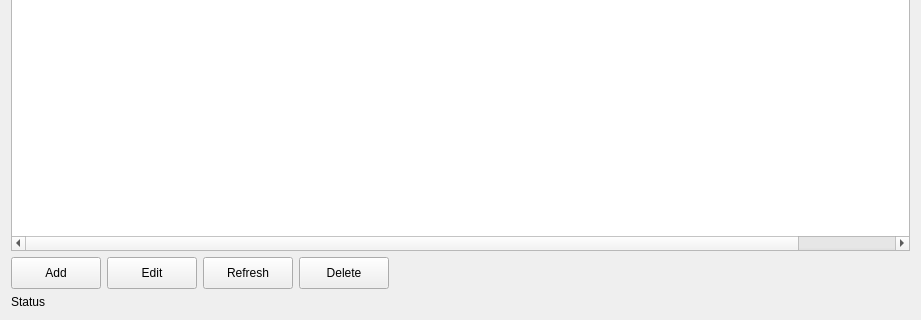
Qt form app/ui/forms/work_orders_page.ui (Apie-dup/MaintenanceSystem) before a commit; both pictures show x 0 to 921 and y 389 to 709 of the 921 by 709 pixel window.
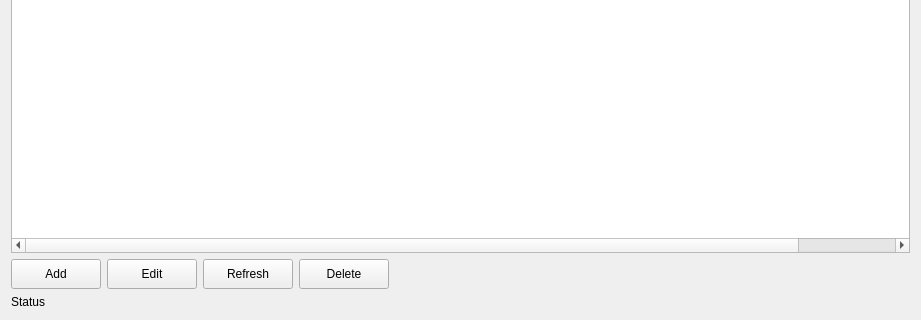
The same form after that commit.

Commit message: Add UI components for Preventive Maintenance and related pages, including table structures and buttons

The edit to the form file:
```diff
--- a/app/ui/forms/work_orders_page.ui
+++ b/app/ui/forms/work_orders_page.ui
@@ -47,6 +47,15 @@
    </item>
    <item>
     <widget class="QTableWidget" name="tblWorkOrders">
+     <property name="alternatingRowColors">
+      <bool>true</bool>
+     </property>
+     <property name="wordWrap">
+      <bool>false</bool>
+     </property>
+     <attribute name="verticalHeaderVisible">
+      <bool>false</bool>
+     </attribute>
      <column>
       <property name="text">
        <string>ID</string>
@@ -101,7 +110,7 @@
        <property name="minimumSize">
         <size>
          <width>90</width>
-         <height>32</height>
+         <height>30</height>
         </size>
        </property>
        <property name="styleSheet">
@@ -117,7 +126,7 @@
        <property name="minimumSize">
         <size>
          <width>90</width>
-         <height>32</height>
+         <height>30</height>
         </size>
        </property>
        <property name="styleSheet">
@@ -133,7 +142,7 @@
        <property name="minimumSize">
         <size>
          <width>90</width>
-         <height>32</height>
+         <height>30</height>
         </size>
        </property>
        <property name="styleSheet">
@@ -149,7 +158,7 @@
        <property name="minimumSize">
         <size>
          <width>90</width>
-         <height>32</height>
+         <height>30</height>
         </size>
        </property>
        <property name="styleSheet">
```
The commit also changes 60 other files.
